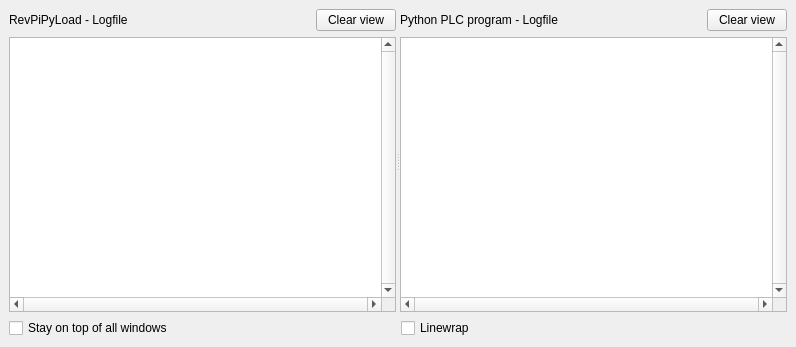
Before: the Qt Designer form ui_dev/revpilogfile.ui in naruxde/revpicommander, drawn with Qt 5.
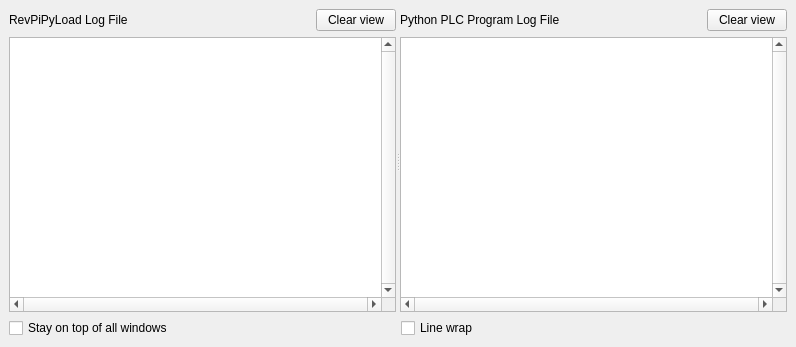
After: the same form once the commit is applied.

```diff
--- a/ui_dev/revpilogfile.ui
+++ b/ui_dev/revpilogfile.ui
@@ -25,7 +25,7 @@
     <item row="1" column="1">
      <widget class="QCheckBox" name="cbx_wrap">
       <property name="text">
-       <string>Linewrap</string>
+       <string>Line wrap</string>
       </property>
      </widget>
     </item>
@@ -42,7 +42,7 @@
         <item row="0" column="0">
          <widget class="QLabel" name="lbl_daemon">
           <property name="text">
-           <string>RevPiPyLoad - Logfile</string>
+           <string>RevPiPyLoad Log File</string>
           </property>
          </widget>
         </item>
@@ -89,7 +89,7 @@
         <item row="0" column="0">
          <widget class="QLabel" name="lbl_app">
           <property name="text">
-           <string>Python PLC program - Logfile</string>
+           <string>Python PLC Program Log File</string>
           </property>
          </widget>
         </item>
```
Left out of the diff: 2 changed lines with no effect on the pictures.
